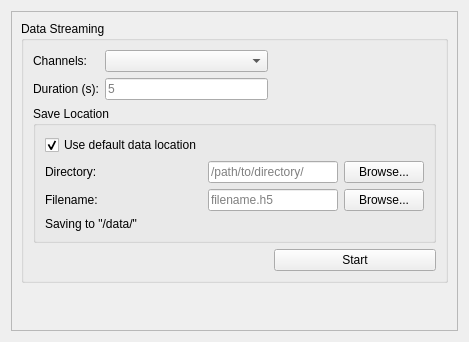
This is ui_resources/data_streaming.ui in Tyronitar/rfsoc-interface as Qt 5 draws it before an edit. The edited form follows.
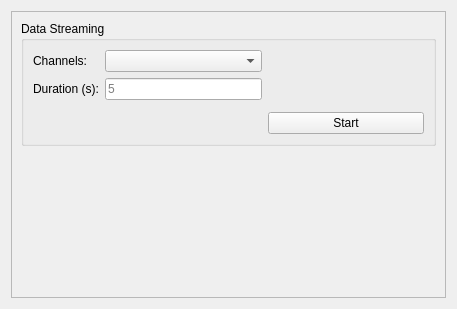
This is the edited form. Custom widgets are drawn as their Qt base class.

Commit message: Update Imaging and Data Tabs to Use SaveLocationWidget

The edit to the form file:
```diff
--- a/ui_resources/data_streaming.ui
+++ b/ui_resources/data_streaming.ui
@@ -6,8 +6,8 @@
    <rect>
     <x>0</x>
     <y>0</y>
-    <width>469</width>
-    <height>342</height>
+    <width>457</width>
+    <height>309</height>
    </rect>
   </property>
   <property name="windowTitle">
@@ -24,8 +24,8 @@
        <rect>
         <x>0</x>
         <y>0</y>
-        <width>449</width>
-        <height>322</height>
+        <width>437</width>
+        <height>289</height>
        </rect>
       </property>
       <layout class="QVBoxLayout" name="verticalLayout">
@@ -35,6 +35,20 @@
           <string>Data Streaming</string>
          </property>
          <layout class="QGridLayout" name="gridLayout_2" columnstretch="0,0,0">
+          <item row="5" column="2">
+           <widget class="QPushButton" name="start_pushButton">
+            <property name="text">
+             <string>Start</string>
+            </property>
+           </widget>
+          </item>
+          <item row="1" column="0">
+           <widget class="QLabel" name="duration_label">
+            <property name="text">
+             <string>Duration (s):</string>
+            </property>
+           </widget>
+          </item>
           <item row="1" column="1">
            <widget class="QLineEdit" name="duration_lineEdit">
             <property name="placeholderText">
@@ -42,12 +56,11 @@
             </property>
            </widget>
           </item>
-          <item row="1" column="0">
-           <widget class="QLabel" name="duration_label">
-            <property name="text">
-             <string>Duration (s):</string>
-            </property>
-           </widget>
+          <item row="4" column="0" colspan="3">
+           <widget class="SaveLocationWidget" name="save_location_widget" native="true"/>
+          </item>
+          <item row="0" column="1">
+           <widget class="CheckableComboBox" name="channel_comboBox"/>
           </item>
           <item row="0" column="0">
            <widget class="QLabel" name="channels_label">
@@ -56,9 +69,6 @@
             </property>
            </widget>
           </item>
-          <item row="0" column="1">
-           <widget class="CheckableComboBox" name="channel_comboBox"/>
-          </item>
           <item row="0" column="2">
            <spacer name="horizontalSpacer">
             <property name="orientation">
@@ -72,89 +82,6 @@
             </property>
            </spacer>
           </item>
-          <item row="2" column="0" colspan="3">
-           <widget class="QGroupBox" name="groupBox_2">
-            <property name="title">
-             <string>Save Location</string>
-            </property>
-            <layout class="QGridLayout" name="gridLayout_3">
-             <item row="1" column="1">
-              <layout class="QHBoxLayout" name="horizontalLayout">
-               <item>
-                <widget class="QLineEdit" name="data_directory_lineEdit">
-                 <property name="placeholderText">
-                  <string>/path/to/directory/</string>
-                 </property>
-                </widget>
-               </item>
-               <item>
-                <widget class="QPushButton" name="data_directory_pushButton">
-                 <property name="text">
-                  <string>Browse...</string>
-                 </property>
-                </widget>
-               </item>
-              </layout>
-             </item>
-             <item row="1" column="0">
-              <widget class="QLabel" name="data_directory_label">
-               <property name="text">
-                <string>Directory:</string>
-               </property>
-              </widget>
-             </item>
-             <item row="2" column="0">
-              <widget class="QLabel" name="data_filename_label">
-               <property name="text">
-                <string>Filename:</string>
-               </property>
-              </widget>
-             </item>
-             <item row="2" column="1">
-              <layout class="QHBoxLayout" name="horizontalLayout_2">
-               <item>
-                <widget class="QLineEdit" name="data_filename_lineEdit">
-                 <property name="placeholderText">
-                  <string>filename.h5</string>
-                 </property>
-                </widget>
-               </item>
-               <item>
-                <widget class="QPushButton" name="data_filename_pushButton">
-                 <property name="text">
-                  <string>Browse...</string>
-                 </property>
-                </widget>
-               </item>
-              </layout>
-             </item>
-             <item row="0" column="0">
-              <widget class="QCheckBox" name="data_locale_checkBox">
-               <property name="text">
-                <string>Use default data location</string>
-               </property>
-               <property name="checked">
-                <bool>true</bool>
-               </property>
-              </widget>
-             </item>
-             <item row="3" column="0" colspan="2">
-              <widget class="QLabel" name="save_locale_label">
-               <property name="text">
-                <string>Saving to &quot;/data/&quot;</string>
-               </property>
-              </widget>
-             </item>
-            </layout>
-           </widget>
-          </item>
-          <item row="3" column="2">
-           <widget class="QPushButton" name="start_pushButton">
-            <property name="text">
-             <string>Start</string>
-            </property>
-           </widget>
-          </item>
          </layout>
         </widget>
        </item>
@@ -183,6 +110,12 @@
    <extends>QComboBox</extends>
    <header>rfsocinterface.gui.widgets.combo_box</header>
   </customwidget>
+  <customwidget>
+   <class>SaveLocationWidget</class>
+   <extends>QWidget</extends>
+   <header>rfsocinterface.gui.widgets.save_location</header>
+   <container>1</container>
+  </customwidget>
  </customwidgets>
  <resources/>
  <connections/>
```
The commit also changes 3 other files.
